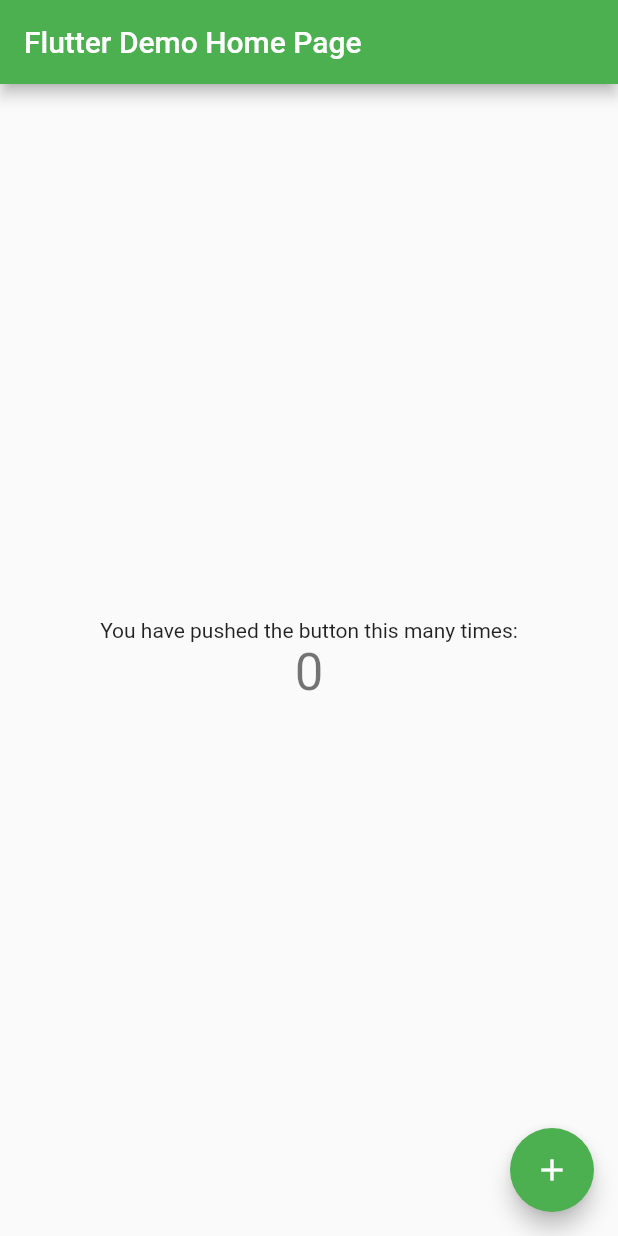
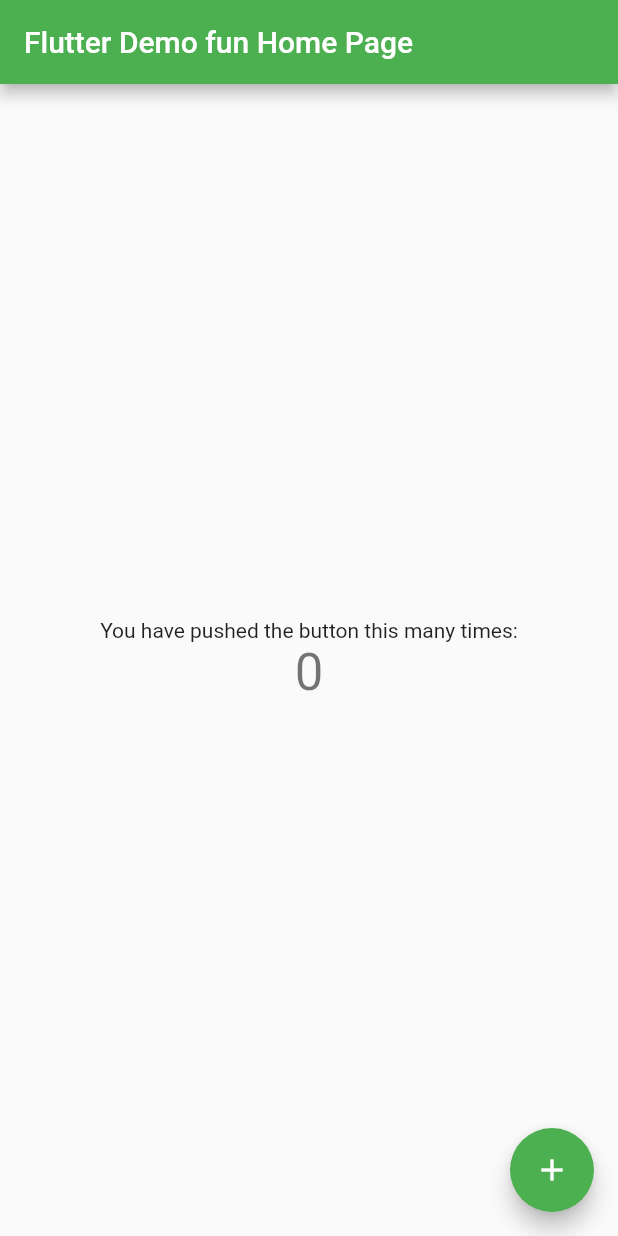
Before and after one commit to krishnaksrpal/flutter-demo, a Flutter app: the screen it shows after launch, on a phone screen of 412 x 824 dp. Run offline on Flutter 3.47's test engine with Material 2 defaults, Android fonts, the phone set to English and light mode, and no system bars.

Commit message:
2nd check

```diff
--- a/lib/main.dart
+++ b/lib/main.dart
@@ -20,7 +20,7 @@ class MyApp extends StatelessWidget {
         // is not restarted.
         primarySwatch: Colors.green,
       ),
-      home: MyHomePage(title: 'Flutter Demo Home Page'),
+      home: MyHomePage(title: 'Flutter Demo fun Home Page'),
     );
   }
 }
```
